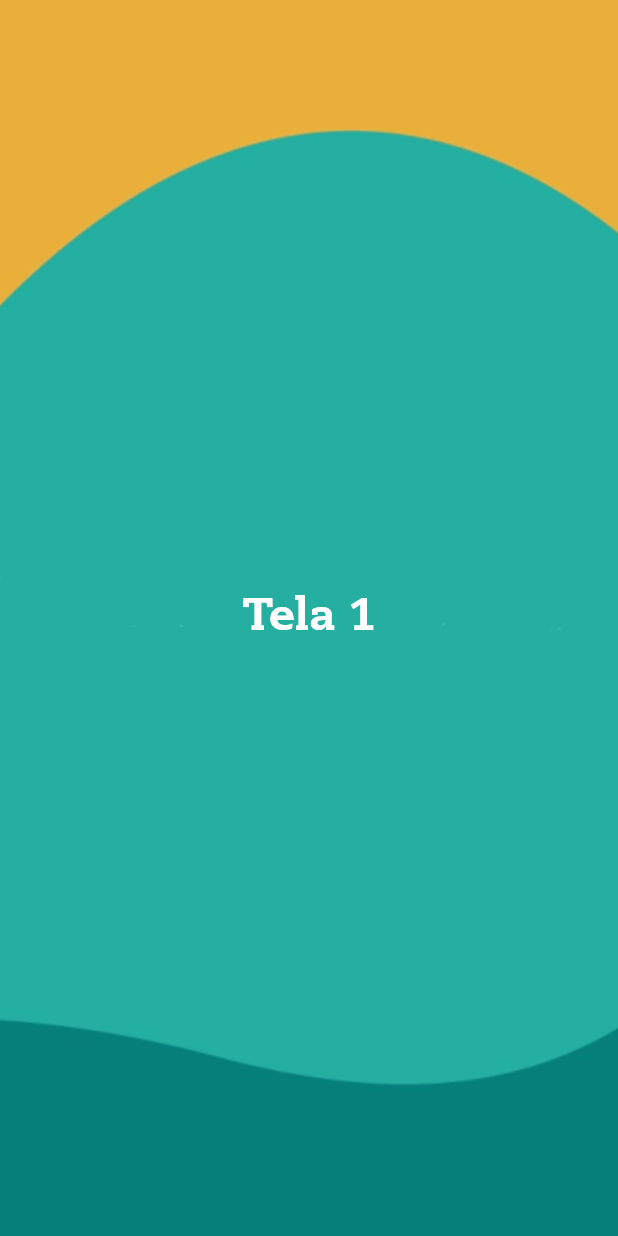
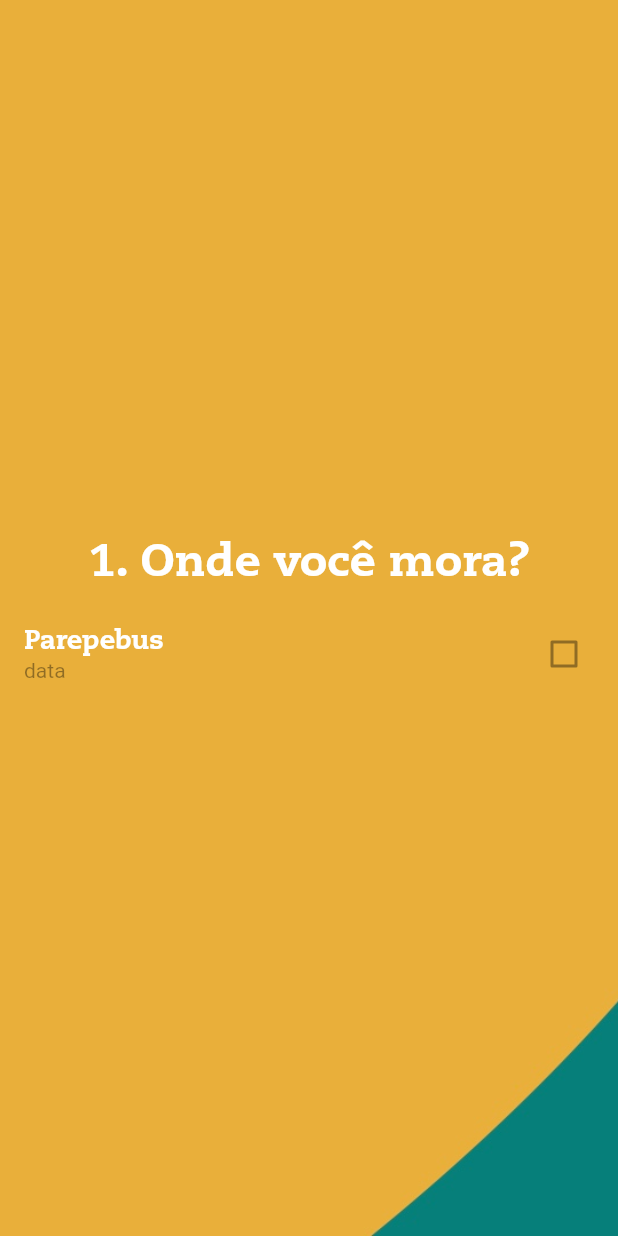
Before and after one commit to christian-de-ornellas/zoo-botanic, a Flutter app: the AskOne screen opened directly, on a phone screen of 412 x 824 dp. Run offline on Flutter 3.47's test engine with Material 2 defaults, Android fonts, the light colour scheme and no system bars.

Commit message:
Solved backgrounds of screens

```diff
--- a/lib/screens/askEigth.dart
+++ b/lib/screens/askEigth.dart
@@ -8,7 +8,7 @@ class AskEigth extends StatelessWidget {
       body: Container(
         decoration: BoxDecoration(
           image: DecorationImage(
-            image: AssetImage("assets/images/zoo_botanica_screen_eigth.jpg"),
+            image: AssetImage("assets/images/zoo_botanica_screen_nine.jpg"),
             fit: BoxFit.cover,
           ),
         ),
--- a/lib/screens/askFive.dart
+++ b/lib/screens/askFive.dart
@@ -8,7 +8,7 @@ class AskFive extends StatelessWidget {
       body: Container(
         decoration: BoxDecoration(
           image: DecorationImage(
-            image: AssetImage("assets/images/zoo_botanica_screen_five.jpg"),
+            image: AssetImage("assets/images/zoo_botanica_screen_six.jpg"),
             fit: BoxFit.cover,
           ),
         ),
--- a/lib/screens/askFour.dart
+++ b/lib/screens/askFour.dart
@@ -8,7 +8,7 @@ class AskFour extends StatelessWidget {
       body: Container(
         decoration: BoxDecoration(
           image: DecorationImage(
-            image: AssetImage("assets/images/zoo_botanica_screen_four.jpg"),
+            image: AssetImage("assets/images/zoo_botanica_screen_five.jpg"),
             fit: BoxFit.cover,
           ),
         ),
--- a/lib/screens/askNine.dart
+++ b/lib/screens/askNine.dart
@@ -8,7 +8,7 @@ class AskNine extends StatelessWidget {
       body: Container(
         decoration: BoxDecoration(
           image: DecorationImage(
-            image: AssetImage("assets/images/zoo_botanica_screen_nine.jpg"),
+            image: AssetImage("assets/images/zoo_botanica_screen_ten.jpg"),
             fit: BoxFit.cover,
           ),
         ),
--- a/lib/screens/askOne.dart
+++ b/lib/screens/askOne.dart
@@ -8,12 +8,15 @@ class AskOne extends StatelessWidget {
       body: Container(
         decoration: BoxDecoration(
           image: DecorationImage(
-            image: AssetImage("assets/images/zoo_botanica_screen_one.jpg"),
+            image: AssetImage("assets/images/zoo_botanica_screen_two.jpg"),
             fit: BoxFit.cover,
           ),
         ),
         child: Center(
-          child: FlatButton(
+          child: Column(
+            mainAxisAlignment: MainAxisAlignment.center,
+            children: <Widget>[
+              FlatButton(
                 onPressed: () {
                   Navigator.push(
                     context,
@@ -22,10 +25,25 @@ class AskOne extends StatelessWidget {
                 },
                 splashColor: Colors.teal,
                 child: Text(
-              "Tela 1",
+                  "1. Onde você mora?",
                   style: TextStyle(
-                  fontSize: 30, fontFamily: "Caecilia", color: Colors.white),
+                      fontSize: 30,
+                      fontFamily: "Caecilia",
+                      color: Colors.white),
                 ),
+              ),
+              CheckboxListTile(
+                  subtitle: Text("data"),
+                  title: Text(
+                    "Parepebus",
+                    style: TextStyle(
+                        fontSize: 18,
+                        fontFamily: "Caecilia",
+                        color: Colors.white),
+                  ),
+                  value: false,
+                  onChanged: null)
+            ],
           ),
         ),
       ),
--- a/lib/screens/askSecond.dart
+++ b/lib/screens/askSecond.dart
@@ -8,7 +8,7 @@ class AskSecond extends StatelessWidget {
       body: Container(
         decoration: BoxDecoration(
           image: DecorationImage(
-            image: AssetImage("assets/images/zoo_botanica_screen_two.jpg"),
+            image: AssetImage("assets/images/zoo_botanica_screen_tree.jpg"),
             fit: BoxFit.cover,
           ),
         ),
--- a/lib/screens/askSeven.dart
+++ b/lib/screens/askSeven.dart
@@ -8,7 +8,7 @@ class AskSeven extends StatelessWidget {
       body: Container(
         decoration: BoxDecoration(
           image: DecorationImage(
-            image: AssetImage("assets/images/zoo_botanica_screen_seven.jpg"),
+            image: AssetImage("assets/images/zoo_botanica_screen_eigth.jpg"),
             fit: BoxFit.cover,
           ),
         ),
--- a/lib/screens/askSix.dart
+++ b/lib/screens/askSix.dart
@@ -8,7 +8,7 @@ class AskSix extends StatelessWidget {
       body: Container(
         decoration: BoxDecoration(
           image: DecorationImage(
-            image: AssetImage("assets/images/zoo_botanica_screen_six.jpg"),
+            image: AssetImage("assets/images/zoo_botanica_screen_seven.jpg"),
             fit: BoxFit.cover,
           ),
         ),
--- a/lib/screens/askTree.dart
+++ b/lib/screens/askTree.dart
@@ -8,7 +8,7 @@ class AskTree extends StatelessWidget {
       body: Container(
         decoration: BoxDecoration(
           image: DecorationImage(
-            image: AssetImage("assets/images/zoo_botanica_screen_tree.jpg"),
+            image: AssetImage("assets/images/zoo_botanica_screen_four.jpg"),
             fit: BoxFit.cover,
           ),
         ),
```
Lines whose indentation alone changed are shown as unchanged.
